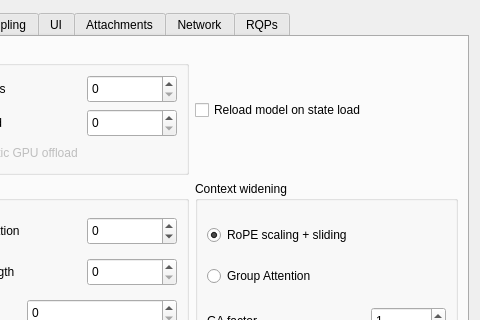
The window that anna_graphica/settingsdialog.ui (matrixsmaster/ANNA) describes before a commit, drawn with Qt 5; both pictures show x 97 to 577 and y 0 to 320 of the 577 by 462 pixel window.
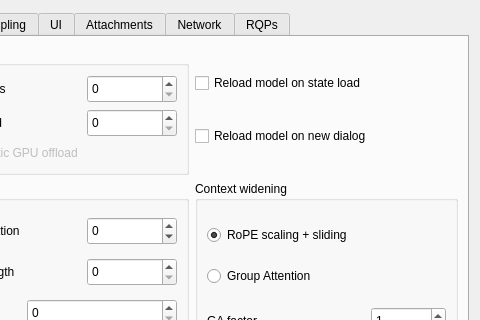
The same window after the commit. Icons and pictures are not drawn.

Commit message: GUI: Added ability to fully reload LLM for a new dialog

Diff of the .ui file:
```diff
--- a/anna_graphica/settingsdialog.ui
+++ b/anna_graphica/settingsdialog.ui
@@ -35,8 +35,8 @@
   <property name="modal">
    <bool>true</bool>
   </property>
-  <layout class="QVBoxLayout" name="verticalLayout_2">
-   <item>
+  <layout class="QGridLayout" name="gridLayout">
+   <item row="0" column="0">
     <widget class="QTabWidget" name="tabWidget">
      <property name="currentIndex">
       <number>0</number>
@@ -45,7 +45,7 @@
       <attribute name="title">
        <string>Main</string>
       </attribute>
-      <layout class="QGridLayout" name="gridLayout">
+      <layout class="QGridLayout" name="gridLayout_2">
        <item row="0" column="0">
         <widget class="QGroupBox" name="groupBox_6">
          <property name="title">
@@ -138,11 +138,22 @@
         </widget>
        </item>
        <item row="0" column="1">
-        <widget class="QCheckBox" name="stateReload">
-         <property name="text">
-          <string>Reload model on state load</string>
-         </property>
-        </widget>
+        <layout class="QVBoxLayout" name="verticalLayout_13">
+         <item>
+          <widget class="QCheckBox" name="stateReload">
+           <property name="text">
+            <string>Reload model on state load</string>
+           </property>
+          </widget>
+         </item>
+         <item>
+          <widget class="QCheckBox" name="newReload">
+           <property name="text">
+            <string>Reload model on new dialog</string>
+           </property>
+          </widget>
+         </item>
+        </layout>
        </item>
        <item row="1" column="0">
         <widget class="QGroupBox" name="groupBox_7">
```
Left out of the diff: 23 changed lines with no effect on the pictures. The commit also changes 6 other files.
